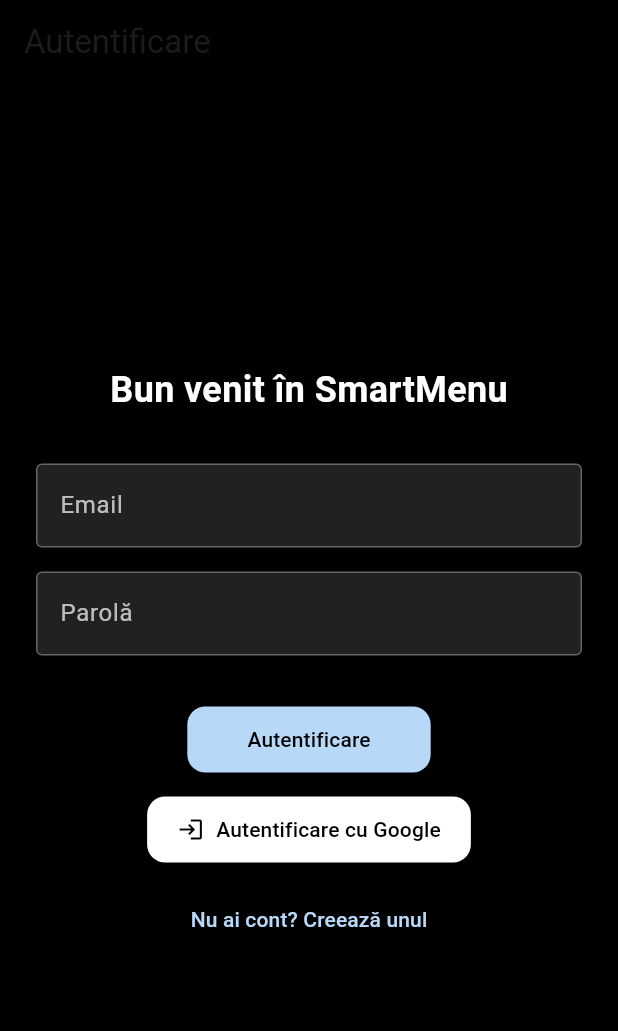
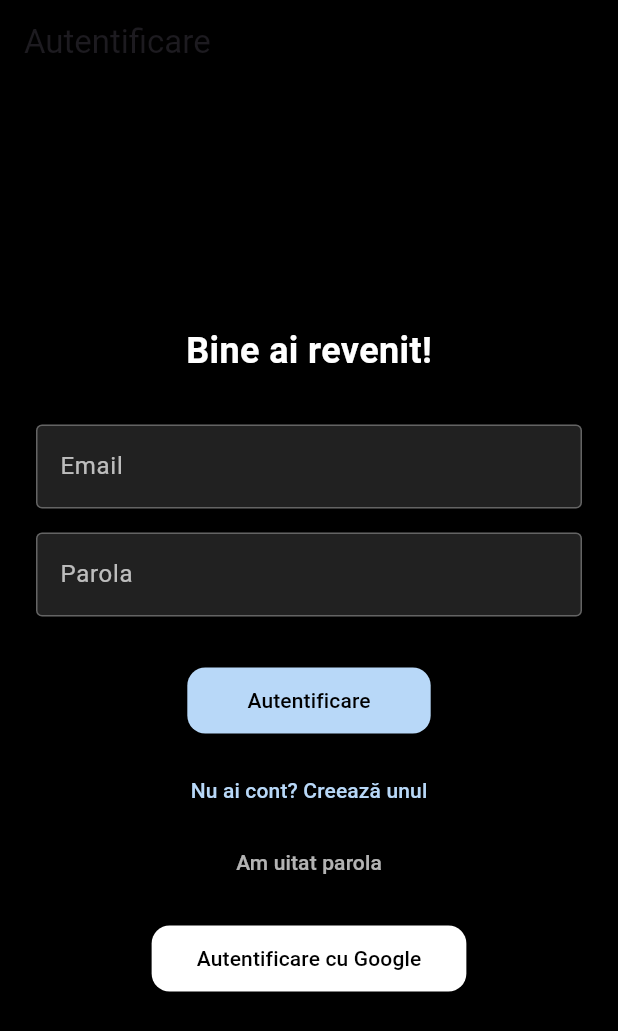
Before and after one commit to DanielVlaicu/smart_menu, a Flutter app: the screen it shows after launch, on a phone screen of 412 x 824 dp. Shown: the top 1031 px of the screen. Run offline on Flutter 3.47's test engine with Material 3 defaults, Android fonts, the phone set to English and light mode, and no system bars; our stand-ins replace file_picker, firebase_auth, firebase_core, fl_chart, google_sign_in, permission_handler and 3 more; accounts and stored records are empty.

Commit message:
add validation email , reset for password , google auth(not working)

```diff
--- a/lib/screens/auth/login_screen.dart
+++ b/lib/screens/auth/login_screen.dart
@@ -9,34 +9,25 @@ class LoginScreen extends StatefulWidget {
 }
 
 class _LoginScreenState extends State<LoginScreen> {
-  final TextEditingController emailController = TextEditingController();
-  final TextEditingController passwordController = TextEditingController();
-  String errorMessage = '';
+  final emailController = TextEditingController();
+  final passwordController = TextEditingController();
+  final authService = AuthService();
+  String error = '';
+  bool loading = false;
   final Color themeBlue = const Color(0xFFB8D8F8);
 
   Future<void> handleLogin() async {
-    final user = await AuthService().loginWithEmail(
+    setState(() => loading = true);
+    final result = await authService.loginWithEmail(
       emailController.text.trim(),
       passwordController.text.trim(),
     );
+    setState(() => loading = false);
 
-    if (user != null) {
+    if (result == 'success') {
       Navigator.pushReplacementNamed(context, '/dashboard');
     } else {
-      setState(() {
-        errorMessage = 'Autentificare eșuată. Verifică datele.';
-      });
-    }
-  }
-
-  Future<void> handleGoogleLogin() async {
-    final user = await AuthService().signInWithGoogle();
-    if (user != null) {
-      Navigator.pushReplacementNamed(context, '/dashboard');
-    } else {
-      setState(() {
-        errorMessage = 'Autentificarea cu Google a eșuat.';
-      });
+      setState(() => error = result ?? 'Eroare necunoscută');
     }
   }
 
@@ -50,12 +41,14 @@ class _LoginScreenState extends State<LoginScreen> {
         child: Column(
           mainAxisAlignment: MainAxisAlignment.center,
           children: [
-            const Text('Bun venit în SmartMenu',
-                style: TextStyle(color: Colors.white, fontSize: 24, fontWeight: FontWeight.bold)),
+            const Text(
+              'Bine ai revenit!',
+              style: TextStyle(color: Colors.white, fontSize: 24, fontWeight: FontWeight.bold),
+            ),
             const SizedBox(height: 32),
-            _buildTextField(controller: emailController, label: 'Email'),
+            _textField(emailController, 'Email'),
             const SizedBox(height: 16),
-            _buildTextField(controller: passwordController, label: 'Parolă', obscure: true),
+            _textField(passwordController, 'Parola', obscure: true),
             const SizedBox(height: 32),
             ElevatedButton(
               onPressed: handleLogin,
@@ -65,33 +58,57 @@ class _LoginScreenState extends State<LoginScreen> {
                 padding: const EdgeInsets.symmetric(horizontal: 40, vertical: 12),
                 shape: RoundedRectangleBorder(borderRadius: BorderRadius.circular(12)),
               ),
-              child: const Text('Autentificare'),
+              child: loading
+                  ? const CircularProgressIndicator(color: Colors.black)
+                  : const Text('Autentificare'),
             ),
             const SizedBox(height: 12),
-
-            // Google login button
-            ElevatedButton.icon(
-              icon: const Icon(Icons.login),
-              label: const Text("Autentificare cu Google"),
+            TextButton(
+              onPressed: () => Navigator.pushReplacementNamed(context, '/register'),
+              child: const Text(
+                'Nu ai cont? Creează unul',
+                style: TextStyle(color: Color(0xFFB8D8F8)),
+              ),
+            ),
+            TextButton(
+              onPressed: () async {
+                if (emailController.text.trim().isNotEmpty) {
+                  await authService.sendPasswordReset(emailController.text.trim());
+                  ScaffoldMessenger.of(context).showSnackBar(
+                    const SnackBar(content: Text('Email de resetare trimis')),
+                  );
+                } else {
+                  ScaffoldMessenger.of(context).showSnackBar(
+                    const SnackBar(content: Text('Introdu un email valid pentru resetare.')),
+                  );
+                }
+              },
+              child: const Text('Am uitat parola', style: TextStyle(color: Colors.white70)),
+            ),
+            const SizedBox(height: 16),
+            ElevatedButton(
+              onPressed: () async {
+                setState(() => loading = true);
+                final result = await authService.signInWithGoogle();
+                setState(() => loading = false);
+                if (result == 'success') {
+                  Navigator.pushReplacementNamed(context, '/dashboard');
+                } else {
+                  setState(() => error = result ?? 'Eroare Google Login');
+                }
+              },
               style: ElevatedButton.styleFrom(
                 backgroundColor: Colors.white,
                 foregroundColor: Colors.black,
-                padding: const EdgeInsets.symmetric(horizontal: 20, vertical: 12),
+                padding: const EdgeInsets.symmetric(horizontal: 30, vertical: 12),
                 shape: RoundedRectangleBorder(borderRadius: BorderRadius.circular(12)),
               ),
-              onPressed: handleGoogleLogin,
+              child: const Text('Autentificare cu Google'),
             ),
-
-            const SizedBox(height: 12),
-            TextButton(
-              onPressed: () => Navigator.pushNamed(context, '/register'),
-              child: const Text('Nu ai cont? Creează unul',
-                  style: TextStyle(color: Color(0xFFB8D8F8))),
-            ),
-            if (errorMessage.isNotEmpty)
+            if (error.isNotEmpty)
               Padding(
                 padding: const EdgeInsets.only(top: 16),
-                child: Text(errorMessage, style: const TextStyle(color: Colors.red)),
+                child: Text(error, style: const TextStyle(color: Colors.red)),
               ),
           ],
         ),
@@ -99,7 +116,7 @@ class _LoginScreenState extends State<LoginScreen> {
     );
   }
 
-  Widget _buildTextField({required TextEditingController controller, required String label, bool obscure = false}) {
+  Widget _textField(TextEditingController controller, String label, {bool obscure = false}) {
     return TextField(
       controller: controller,
       obscureText: obscure,
@@ -110,8 +127,8 @@ class _LoginScreenState extends State<LoginScreen> {
         filled: true,
         fillColor: Colors.grey[900],
         border: OutlineInputBorder(borderRadius: BorderRadius.circular(12)),
-        enabledBorder: OutlineInputBorder(borderSide: const BorderSide(color: Colors.white30)),
-        focusedBorder: OutlineInputBorder(borderSide: const BorderSide(color: Colors.white)),
+        enabledBorder: const OutlineInputBorder(borderSide: BorderSide(color: Colors.white30)),
+        focusedBorder: const OutlineInputBorder(borderSide: BorderSide(color: Colors.white)),
       ),
     );
   }
```
Also changed, not shown: lib/screens/auth/register_screen.dart (+71 -33 lines), lib/services/auth_service.dart (+41 -19 lines).
